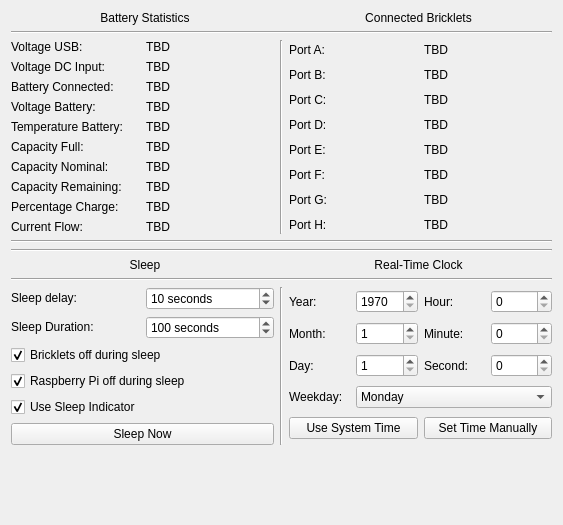
Tinkerforge/brickv, file src/brickv/plugin_system/plugins/hat/ui/hat.ui: the form before one commit.
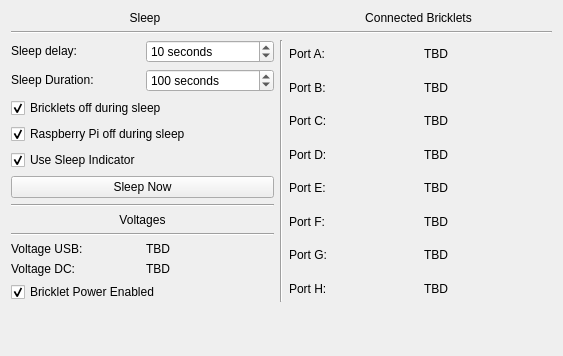
The form after the commit.

Commit message: Modify HAT plugin to fit with newest hardware version (HAT 1.4)

Patch:
```diff
--- a/src/brickv/plugin_system/plugins/hat/ui/hat.ui
+++ b/src/brickv/plugin_system/plugins/hat/ui/hat.ui
@@ -7,7 +7,7 @@
     <x>0</x>
     <y>0</y>
     <width>563</width>
-    <height>525</height>
+    <height>356</height>
    </rect>
   </property>
   <property name="windowTitle">
@@ -19,7 +19,7 @@
      <item>
       <widget class="QLabel" name="label_21">
        <property name="text">
-        <string>Battery Statistics</string>
+        <string>Sleep</string>
        </property>
        <property name="alignment">
         <set>Qt::AlignCenter</set>
@@ -48,146 +48,176 @@
    <item>
     <layout class="QHBoxLayout" name="horizontalLayout">
      <item>
-      <layout class="QGridLayout" name="gridLayout">
-       <item row="1" column="0">
-        <widget class="QLabel" name="label">
-         <property name="text">
-          <string>Voltage USB:</string>
-         </property>
-        </widget>
-       </item>
-       <item row="2" column="0">
-        <widget class="QLabel" name="label_2">
-         <property name="text">
-          <string>Voltage DC Input:</string>
-         </property>
-        </widget>
-       </item>
-       <item row="6" column="0">
-        <widget class="QLabel" name="label_4">
-         <property name="text">
-          <string>Capacity Full:</string>
-         </property>
-        </widget>
-       </item>
-       <item row="10" column="0">
-        <widget class="QLabel" name="label_11">
-         <property name="text">
-          <string>Current Flow:</string>
-         </property>
-        </widget>
-       </item>
-       <item row="5" column="0">
-        <widget class="QLabel" name="label_12">
-         <property name="text">
-          <string>Temperature Battery:</string>
-         </property>
-        </widget>
-       </item>
-       <item row="3" column="0">
-        <widget class="QLabel" name="label_3">
-         <property name="text">
-          <string>Battery Connected:</string>
-         </property>
-        </widget>
-       </item>
-       <item row="4" column="0">
-        <widget class="QLabel" name="label_10">
-         <property name="text">
-          <string>Voltage Battery:</string>
-         </property>
-        </widget>
-       </item>
-       <item row="7" column="0">
-        <widget class="QLabel" name="label_5">
-         <property name="text">
-          <string>Capacity Nominal:</string>
-         </property>
-        </widget>
-       </item>
-       <item row="8" column="0">
-        <widget class="QLabel" name="label_6">
-         <property name="text">
-          <string>Capacity Remaining:</string>
-         </property>
-        </widget>
-       </item>
-       <item row="9" column="0">
-        <widget class="QLabel" name="label_7">
-         <property name="text">
-          <string>Percentage Charge:</string>
-         </property>
-        </widget>
-       </item>
-       <item row="1" column="1">
-        <widget class="QLabel" name="label_voltage_usb">
-         <property name="text">
-          <string>TBD</string>
-         </property>
-        </widget>
-       </item>
-       <item row="2" column="1">
-        <widget class="QLabel" name="label_voltage_dc">
-         <property name="text">
-          <string>TBD</string>
-         </property>
-        </widget>
-       </item>
-       <item row="3" column="1">
-        <widget class="QLabel" name="label_battery_connected">
-         <property name="text">
-          <string>TBD</string>
-         </property>
-        </widget>
-       </item>
-       <item row="4" column="1">
-        <widget class="QLabel" name="label_voltage_battery">
-         <property name="text">
-          <string>TBD</string>
-         </property>
-        </widget>
-       </item>
-       <item row="5" column="1">
-        <widget class="QLabel" name="label_temperature_battery">
-         <property name="text">
-          <string>TBD</string>
-         </property>
-        </widget>
-       </item>
-       <item row="6" column="1">
-        <widget class="QLabel" name="label_capacity_full">
-         <property name="text">
-          <string>TBD</string>
-         </property>
-        </widget>
-       </item>
-       <item row="7" column="1">
-        <widget class="QLabel" name="label_capacity_nominal">
-         <property name="text">
-          <string>TBD</string>
-         </property>
-        </widget>
-       </item>
-       <item row="8" column="1">
-        <widget class="QLabel" name="label_capacity_remaining">
-         <property name="text">
-          <string>TBD</string>
-         </property>
-        </widget>
-       </item>
-       <item row="9" column="1">
-        <widget class="QLabel" name="label_percentage_charge">
-         <property name="text">
-          <string>TBD</string>
-         </property>
-        </widget>
-       </item>
-       <item row="10" column="1">
-        <widget class="QLabel" name="label_current_flow">
-         <property name="text">
-          <string>TBD</string>
-         </property>
-        </widget>
+      <layout class="QHBoxLayout" name="horizontalLayout_4">
+       <item>
+        <layout class="QGridLayout" name="gridLayout_3">
+         <item row="1" column="1">
+          <widget class="QSpinBox" name="spinbox_sleep_duration">
+           <property name="suffix">
+            <string notr="true"> seconds</string>
+           </property>
+           <property name="prefix">
+            <string notr="true"/>
+           </property>
+           <property name="minimum">
+            <number>1</number>
+           </property>
+           <property name="maximum">
+            <number>100000</number>
+           </property>
+           <property name="value">
+            <number>100</number>
+           </property>
+          </widget>
+         </item>
+         <item row="0" column="1">
+          <widget class="QSpinBox" name="spinbox_sleep_delay">
+           <property name="specialValueText">
+            <string notr="true"/>
+           </property>
+           <property name="suffix">
+            <string notr="true"> seconds</string>
+           </property>
+           <property name="prefix">
+            <string notr="true"/>
+           </property>
+           <property name="minimum">
+            <number>1</number>
+           </property>
+           <property name="maximum">
+            <number>1000000</number>
+           </property>
+           <property name="value">
+            <number>10</number>
+           </property>
+          </widget>
+         </item>
+         <item row="1" column="0">
+          <widget class="QLabel" name="label_15">
+           <property name="sizePolicy">
+            <sizepolicy hsizetype="Minimum" vsizetype="Fixed">
+             <horstretch>0</horstretch>
+             <verstretch>0</verstretch>
+            </sizepolicy>
+           </property>
+           <property name="text">
+            <string>Sleep Duration:</string>
+           </property>
+          </widget>
+         </item>
+         <item row="0" column="0">
+          <widget class="QLabel" name="label_13">
+           <property name="sizePolicy">
+            <sizepolicy hsizetype="Minimum" vsizetype="Fixed">
+             <horstretch>0</horstretch>
+             <verstretch>0</verstretch>
+            </sizepolicy>
+           </property>
+           <property name="text">
+            <string>Sleep delay:</string>
+           </property>
+          </widget>
+         </item>
+         <item row="3" column="0" colspan="2">
+          <widget class="QCheckBox" name="checkbox_rpi_off">
+           <property name="text">
+            <string>Raspberry Pi off during sleep</string>
+           </property>
+           <property name="checked">
+            <bool>true</bool>
+           </property>
+          </widget>
+         </item>
+         <item row="2" column="0" colspan="2">
+          <widget class="QCheckBox" name="checkbox_bricklets_off">
+           <property name="text">
+            <string>Bricklets off during sleep</string>
+           </property>
+           <property name="checked">
+            <bool>true</bool>
+           </property>
+          </widget>
+         </item>
+         <item row="5" column="0" colspan="2">
+          <widget class="QPushButton" name="button_sleep">
+           <property name="text">
+            <string>Sleep Now</string>
+           </property>
+          </widget>
+         </item>
+         <item row="4" column="0" colspan="2">
+          <widget class="QCheckBox" name="checkbox_sleep_indicator">
+           <property name="text">
+            <string>Use Sleep Indicator</string>
+           </property>
+           <property name="checked">
+            <bool>true</bool>
+           </property>
+          </widget>
+         </item>
+         <item row="10" column="1">
+          <widget class="QLabel" name="label_voltage_dc">
+           <property name="text">
+            <string>TBD</string>
+           </property>
+          </widget>
+         </item>
+         <item row="9" column="1">
+          <widget class="QLabel" name="label_voltage_usb">
+           <property name="text">
+            <string>TBD</string>
+           </property>
+          </widget>
+         </item>
+         <item row="7" column="0" colspan="2">
+          <widget class="QLabel" name="label_23">
+           <property name="text">
+            <string>Voltages</string>
+           </property>
+           <property name="alignment">
+            <set>Qt::AlignCenter</set>
+           </property>
+          </widget>
+         </item>
+         <item row="9" column="0">
+          <widget class="QLabel" name="label">
+           <property name="text">
+            <string>Voltage USB:</string>
+           </property>
+          </widget>
+         </item>
+         <item row="11" column="0" colspan="2">
+          <widget class="QCheckBox" name="bricklet_power_checkbox">
+           <property name="text">
+            <string>Bricklet Power Enabled</string>
+           </property>
+           <property name="checked">
+            <bool>true</bool>
+           </property>
+          </widget>
+         </item>
+         <item row="10" column="0">
+          <widget class="QLabel" name="label_2">
+           <property name="text">
+            <string>Voltage DC:</string>
+           </property>
+          </widget>
+         </item>
+         <item row="6" column="0" colspan="2">
+          <widget class="Line" name="line_5">
+           <property name="orientation">
+            <enum>Qt::Horizontal</enum>
+           </property>
+          </widget>
+         </item>
+         <item row="8" column="0" colspan="2">
+          <widget class="Line" name="line">
+           <property name="orientation">
+            <enum>Qt::Horizontal</enum>
+           </property>
+          </widget>
+         </item>
+        </layout>
        </item>
       </layout>
      </item>
@@ -316,327 +346,6 @@
      </item>
     </layout>
    </item>
-   <item>
-    <widget class="Line" name="line">
-     <property name="orientation">
-      <enum>Qt::Horizontal</enum>
-     </property>
-    </widget>
-   </item>
-   <item>
-    <widget class="Line" name="line_6">
-     <property name="orientation">
-      <enum>Qt::Horizontal</enum>
-     </property>
-    </widget>
-   </item>
-   <item>
-    <layout class="QHBoxLayout" name="horizontalLayout_3">
-     <item>
-      <widget class="QLabel" name="label_23">
-       <property name="text">
-        <string>Sleep</string>
-       </property>
-       <property name="alignment">
-        <set>Qt::AlignCenter</set>
-       </property>
-      </widget>
-     </item>
-     <item>
-      <widget class="QLabel" name="label_24">
-       <property name="text">
-        <string>Real-Time Clock</string>
-       </property>
-       <property name="alignment">
-        <set>Qt::AlignCenter</set>
-       </property>
-      </widget>
-     </item>
-    </layout>
-   </item>
-   <item>
-    <widget class="Line" name="line_5">
-     <property name="orientation">
-      <enum>Qt::Horizontal</enum>
-     </property>
-    </widget>
-   </item>
-   <item>
-    <layout class="QHBoxLayout" name="horizontalLayout_4">
-     <item>
-      <layout class="QGridLayout" name="gridLayout_3">
-       <item row="1" column="1">
-        <widget class="QSpinBox" name="spinbox_sleep_duration">
-         <property name="suffix">
-          <string notr="true"> seconds</string>
-         </property>
-         <property name="prefix">
-          <string notr="true"/>
-         </property>
-         <property name="minimum">
-          <number>1</number>
-         </property>
-         <property name="maximum">
-          <number>100000</number>
-         </property>
-         <property name="value">
-          <number>100</number>
-         </property>
-        </widget>
-       </item>
-       <item row="0" column="1">
-        <widget class="QSpinBox" name="spinbox_sleep_delay">
-         <property name="specialValueText">
-          <string notr="true"/>
-         </property>
-         <property name="suffix">
-          <string notr="true"> seconds</string>
-         </property>
-         <property name="prefix">
-          <string notr="true"/>
-         </property>
-         <property name="minimum">
-          <number>1</number>
-         </property>
-         <property name="maximum">
-          <number>1000000</number>
-         </property>
-         <property name="value">
-          <number>10</number>
-         </property>
-        </widget>
-       </item>
-       <item row="1" column="0">
-        <widget class="QLabel" name="label_15">
-         <property name="sizePolicy">
-          <sizepolicy hsizetype="Minimum" vsizetype="Fixed">
-           <horstretch>0</horstretch>
-           <verstretch>0</verstretch>
-          </sizepolicy>
-         </property>
-         <property name="text">
-          <string>Sleep Duration:</string>
-         </property>
-        </widget>
-       </item>
-       <item row="0" column="0">
-        <widget class="QLabel" name="label_13">
-         <property name="sizePolicy">
-          <sizepolicy hsizetype="Minimum" vsizetype="Fixed">
-           <horstretch>0</horstretch>
-           <verstretch>0</verstretch>
-          </sizepolicy>
-         </property>
-         <property name="text">
-          <string>Sleep delay:</string>
-         </property>
-        </widget>
-       </item>
-       <item row="3" column="0" colspan="2">
-        <widget class="QCheckBox" name="checkbox_rpi_off">
-         <property name="text">
-          <string>Raspberry Pi off during sleep</string>
-         </property>
-         <property name="checked">
-          <bool>true</bool>
-         </property>
-        </widget>
-       </item>
-       <item row="2" column="0" colspan="2">
-        <widget class="QCheckBox" name="checkbox_bricklets_off">
-         <property name="text">
-          <string>Bricklets off during sleep</string>
-         </property>
-         <property name="checked">
-          <bool>true</bool>
-         </property>
-        </widget>
-       </item>
-       <item row="5" column="0" colspan="2">
-        <widget class="QPushButton" name="button_sleep">
-         <property name="text">
-          <string>Sleep Now</string>
-         </property>
-        </widget>
-       </item>
-       <item row="4" column="0" colspan="2">
-        <widget class="QCheckBox" name="checkbox_sleep_indicator">
-         <property name="text">
-          <string>Use Sleep Indicator</string>
-         </property>
-         <property name="checked">
-          <bool>true</bool>
-         </property>
-        </widget>
-       </item>
-      </layout>
-     </item>
-     <item>
-      <widget class="Line" name="line_3">
-       <property name="orientation">
-        <enum>Qt::Vertical</enum>
-       </property>
-      </widget>
-     </item>
-     <item>
-      <layout class="QGridLayout" name="gridLayout_5">
-       <item row="0" column="0">
-        <widget class="QLabel" name="label_25">
-         <property name="text">
-          <string>Year:</string>
-         </property>
-        </widget>
-       </item>
-       <item row="1" column="0">
-        <widget class="QLabel" name="label_26">
-         <property name="text">
-          <string>Month:</string>
-         </property>
-        </widget>
-       </item>
-       <item row="0" column="1">
-        <widget class="QSpinBox" name="spin_year">
-         <property name="minimum">
-          <number>1970</number>
-         </property>
-         <property name="maximum">
-          <number>2099</number>
-         </property>
-        </widget>
-       </item>
-       <item row="2" column="0">
-        <widget class="QLabel" name="label_27">
-         <property name="text">
-          <string>Day:</string>
-         </property>
-        </widget>
-       </item>
-       <item row="1" column="1">
-        <widget class="QSpinBox" name="spin_month">
-         <property name="minimum">
-          <number>1</number>
-         </property>
-         <property name="maximum">
-          <number>12</number>
-         </property>
-        </widget>
-       </item>
-       <item row="2" column="1">
-        <widget class="QSpinBox" name="spin_day">
-         <property name="minimum">
-          <number>1</number>
-         </property>
-         <property name="maximum">
-          <number>31</number>
-         </property>
-        </widget>
-       </item>
-       <item row="2" column="2">
-        <widget class="QLabel" name="label_30">
-         <property name="text">
-          <string>Second:</string>
-         </property>
-        </widget>
-       </item>
-       <item row="1" column="2">
-        <widget class="QLabel" name="label_29">
-         <property name="text">
-          <string>Minute:</string>
-         </property>
-        </widget>
-       </item>
-       <item row="0" column="2">
-        <widget class="QLabel" name="label_28">
-         <property name="text">
-          <string>Hour:</string>
-         </property>
-        </widget>
-       </item>
-       <item row="0" column="3">
-        <widget class="QSpinBox" name="spin_hour">
-         <property name="maximum">
-          <number>23</number>
-         </property>
-        </widget>
-       </item>
-       <item row="1" column="3">
-        <widget class="QSpinBox" name="spin_minute">
-         <property name="maximum">
-          <number>59</number>
-         </property>
-        </widget>
-       </item>
-       <item row="2" column="3">
-        <widget class="QSpinBox" name="spin_second">
-         <property name="maximum">
-          <number>59</number>
-         </property>
-        </widget>
-       </item>
-       <item row="7" column="0" colspan="2">
-        <widget class="QPushButton" name="button_time_system">
-         <property name="text">
-          <string>Use System Time</string>
-         </property>
-        </widget>
-       </item>
-       <item row="7" column="2" colspan="2">
-        <widget class="QPushButton" name="button_time_manual">
-         <property name="text">
-          <string>Set Time Manually</string>
-         </property>
-        </widget>
-       </item>
-       <item row="6" column="0">
-        <widget class="QLabel" name="label_31">
-         <property name="text">
-          <string>Weekday:</string>
-         </property>
-        </widget>
-       </item>
-       <item row="6" column="1" colspan="3">
-        <widget class="QComboBox" name="combo_weekday">
-         <item>
-          <property name="text">
-           <string>Monday</string>
-          </property>
-         </item>
-         <item>
-          <property name="text">
-           <string>Tuesday</string>
-          </property>
-         </item>
-         <item>
-          <property name="text">
-           <string>Wednesday</string>
-          </property>
-         </item>
-         <item>
-          <property name="text">
-           <string>Thursday</string>
-          </property>
-         </item>
-         <item>
-          <property name="text">
-           <string>Friday</string>
-          </property>
-         </item>
-         <item>
-          <property name="text">
-           <string>Saturday</string>
-          </property>
-         </item>
-         <item>
-          <property name="text">
-           <string>Sunday</string>
-          </property>
-         </item>
-        </widget>
-       </item>
-      </layout>
-     </item>
-    </layout>
-   </item>
    <item>
     <spacer name="verticalSpacer">
      <property name="orientation">
```
Left out of the diff: 14 changed lines with no effect on the pictures. The commit also changes 1 other file.
